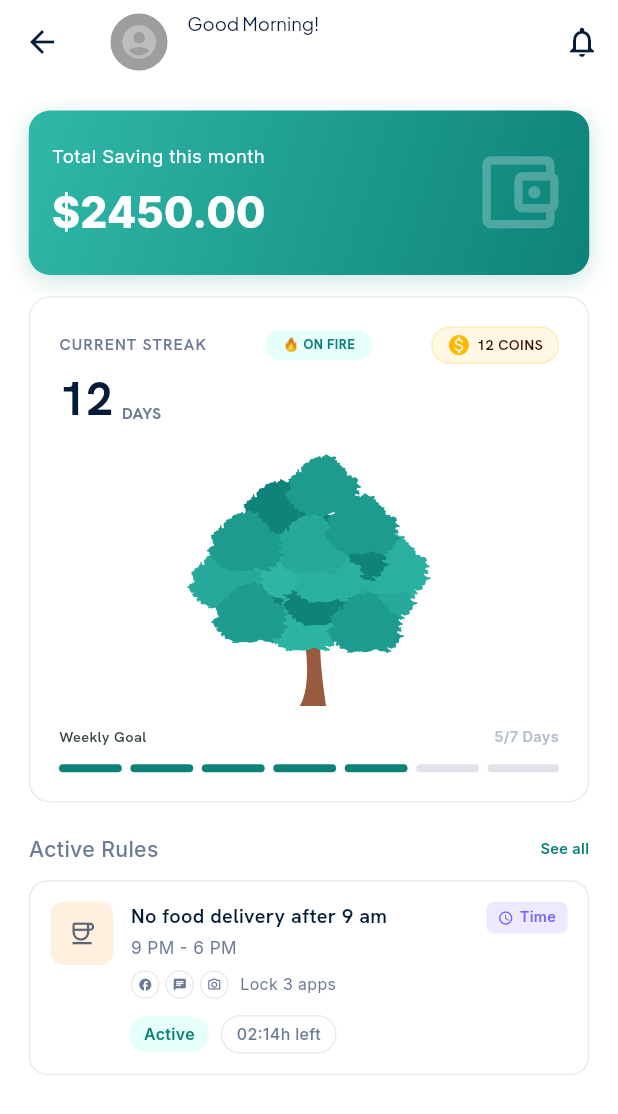
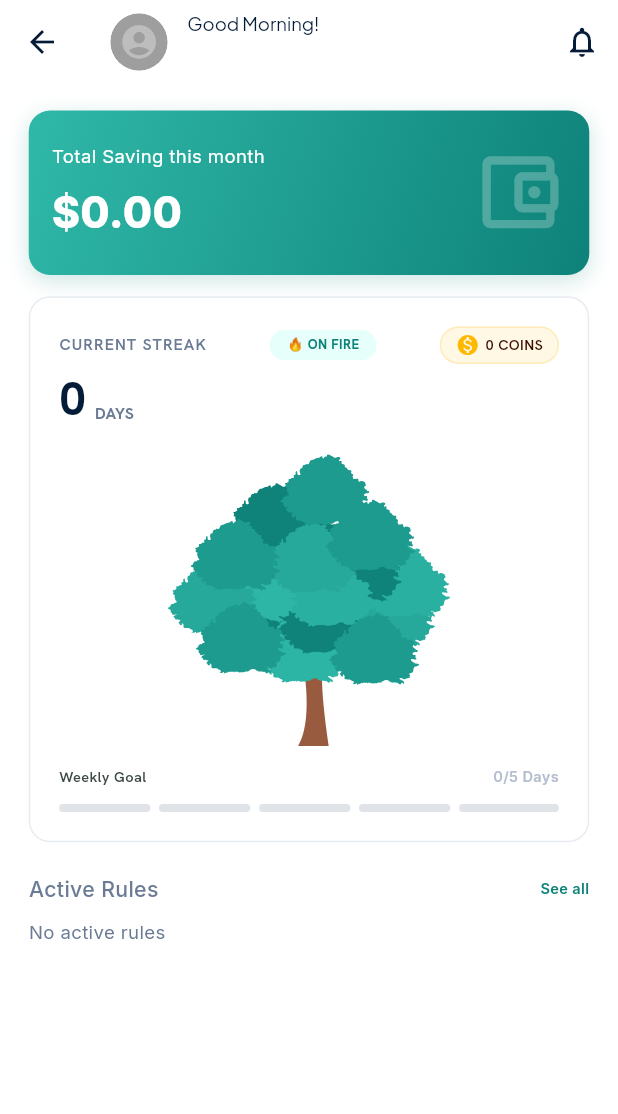
Before and after one commit to Irfanhossain909/spendlock, a Flutter app: the HomeScreen screen opened directly, on a phone screen of 412 x 824 dp. Shown: the top 1114 px of the screen. Run offline on Flutter 3.47's test engine with Material 3 defaults, Android fonts, the phone set to English and light mode, and no system bars; drawn by our look-alikes of cached_network_image; our stand-ins replace dio, flutter_otp_text_field, flutter_screenutil, flutter_svg, get, get_storage and 6 more; missing offline and left inert: installed_apps; accounts and stored records are empty; network calls fail.

Commit message:
Refactor HomeController and UI components in SpendLock app. Introduced data loading methods for overview and active rules, enhancing state management. Updated HomeScreen to display active rules dynamically and added loading indicators. Removed deprecated RuleTile widget to streamline codebase.

```diff
--- a/lib/feature/home/presentation/controller/home_controller.dart
+++ b/lib/feature/home/presentation/controller/home_controller.dart
@@ -1,16 +1,26 @@
-import 'package:flutter/material.dart';
 import 'package:get/get.dart';
 import 'package:spendlock/core/service/api_service/get_storage_services.dart';
+import 'package:spendlock/core/utils/app_logger.dart';
 import 'package:spendlock/feature/profile/presentation/controller/personal_details_controller.dart';
 import 'package:spendlock/feature/profile/presentation/controller/profile_controller.dart';
+import 'package:spendlock/feature/rules/domain/mapper/rule_item_mapper.dart';
+import 'package:spendlock/feature/rules/domain/repository/rules_repository.dart';
+import 'package:spendlock/feature/rules/presentation/controller/rules_controller.dart';
+import 'package:spendlock/feature/rules/presentation/model/rule_item.dart';
+import 'package:spendlock/feature/tree/domain/repository/tree_repository.dart';
 
 class HomeController extends GetxController {
+  final _treeRepository = TreeRepository.instance;
+  final _rulesRepository = RulesRepository.instance;
+
   final userName = ''.obs;
   final profileImageUrl = RxnString();
-  final streakDays = 12.obs;
-  final weeklyProgress = 5.obs;
-  final totalSavings = 2450.0.obs;
-  final coins = 12.obs;
+  final streakDays = 0.obs;
+  final weeklyProgress = 0.obs;
+  final totalSavings = 0.0.obs;
+  final coins = 0.obs;
+  final isLoading = false.obs;
+  final activeRules = <RuleItem>[].obs;
 
   String get displayImageUrl {
     final image = profileImageUrl.value;
@@ -20,29 +30,52 @@ class HomeController extends GetxController {
     return PersonalDetailsController.defaultAvatarUrl;
   }
 
-  final activeRules = <ActiveRule>[
-    ActiveRule(
-      title: 'No food delivery after 9 PM',
-      subtitle: '02:14h left',
-      icon: Icons.access_time,
-      iconBg: 0xFFE0F5F2,
-    ),
-    ActiveRule(
-      title: 'Weekly Dining',
-      subtitle: 'Max \$200',
-      icon: Icons.attach_money,
-      iconBg: 0xFFFFF4D6,
-    ),
-  ].obs;
-
   @override
   void onInit() {
     super.onInit();
     loadPersonalDetails();
+    refreshData();
 
     if (Get.isRegistered<ProfileController>()) {
       ever(Get.find<ProfileController>().profile, (_) => loadPersonalDetails());
     }
+  }
+
+  Future<void> refreshData() async {
+    await Future.wait([loadOverview(), loadActiveRules()]);
+  }
+
+  Future<void> loadOverview() async {
+    try {
+      final response = await _treeRepository.getOverview();
+      final data = response?.data;
+      if (data == null) return;
+
+      streakDays.value = data.currentStreak ?? 0;
+      weeklyProgress.value = (data.currentStreak ?? 0) % 5;
+      totalSavings.value = (data.saveBalancePerMonth ?? 0).toDouble();
+      coins.value = data.availableCoins ?? 0;
+    } catch (error) {
+      AppLogger.error('Failed to load home overview: $error');
+    }
+  }
+
+  Future<void> loadActiveRules() async {
+    try {
+      isLoading.value = true;
+      await _rulesRepository.syncWithBackend();
+      final models = _rulesRepository.getActiveRules();
+      activeRules.value = models.map(RuleItemMapper.fromModel).toList();
+    } catch (error) {
+      AppLogger.error('Failed to load active rules: $error');
+    } finally {
+      isLoading.value = false;
+    }
+  }
+
+  Future<void> toggleRule(String id, bool isActive) async {
+    await RulesController.to.toggleRule(id, isActive);
+    await loadActiveRules();
   }
 
   void loadPersonalDetails() {
@@ -59,17 +92,3 @@ class HomeController extends GetxController {
     profileImageUrl.value = null;
   }
 }
-
-class ActiveRule {
-  ActiveRule({
-    required this.title,
-    required this.subtitle,
-    required this.icon,
-    required this.iconBg,
-  });
-
-  final String title;
-  final String subtitle;
-  final IconData icon;
-  final int iconBg;
-}
--- a/lib/feature/home/presentation/ui/home_screen.dart
+++ b/lib/feature/home/presentation/ui/home_screen.dart
@@ -9,6 +9,7 @@ import 'package:spendlock/core/service/api_service/app_api_end_point.dart';
 import 'package:spendlock/feature/home/presentation/controller/home_controller.dart';
 import 'package:spendlock/feature/home/presentation/widget/savings_card.dart';
 import 'package:spendlock/feature/home/presentation/widget/streak_card.dart';
+import 'package:spendlock/feature/navigation/presentation/controller/navigation_controller.dart';
 import 'package:spendlock/feature/rules/presentation/widget/rule_card.dart';
 
 class HomeScreen extends GetView<HomeController> {
@@ -74,6 +75,7 @@ class HomeScreen extends GetView<HomeController> {
                     StreakCard(
                       streakDays: controller.streakDays.value,
                       weeklyProgress: controller.weeklyProgress.value,
+                      coins: controller.coins.value,
                     ),
                     SizedBox(height: 24.h),
                     Row(
@@ -86,40 +88,60 @@ class HomeScreen extends GetView<HomeController> {
                           color: AppColors.gray,
                           fontFamily: 'inter',
                         ),
-                        AppText(
+                        GestureDetector(
+                          onTap: () {
+                            Get.find<NavigationController>().changeIndex(1);
+                          },
+                          child: AppText(
                             data: 'See all',
                             fontSize: 11.sp,
                             color: AppColors.primary,
                             fontWeight: FontWeight.w600,
                             fontFamily: 'inter',
                           ),
+                        ),
                       ],
                     ),
                     SizedBox(height: 12.h),
 
-                    RuleCard(
-                      title: "No food delivery after 9 am",
-                      time: "9 PM - 6 PM",
-                      socialName: "Lock 3 apps",
-                      duration: "02:14h left",
-                      icon: Icons.coffee_outlined,
-                      iconBgColor: const Color(0xFFFFF0E0),
-
-                      socialIcons: const [
-                        Icons.facebook,
-                        Icons.chat,
-                        Icons.camera_alt_outlined,
-                      ],
-                      isActive: true,
+                    if (controller.isLoading.value &&
+                        controller.activeRules.isEmpty)
+                      const Center(
+                        child: Padding(
+                          padding: EdgeInsets.symmetric(vertical: 24),
+                          child: CircularProgressIndicator(
+                            color: AppColors.primary,
+                          ),
+                        ),
+                      )
+                    else if (controller.activeRules.isEmpty)
+                      AppText(
+                        data: 'No active rules',
+                        fontSize: 14.sp,
+                        color: AppColors.gray,
+                        fontFamily: 'inter',
+                      )
+                    else
+                      ...controller.activeRules.map(
+                        (rule) => Padding(
+                          padding: EdgeInsets.only(bottom: 12.h),
+                          child: RuleCard(
+                            title: rule.title,
+                            time: rule.time,
+                            socialName: rule.socialName,
+                            duration: rule.duration,
+                            statusLabel: rule.statusLabel,
+                            icon: rule.icon,
+                            iconBgColor: rule.iconBgColor,
+                            badgeType: rule.badgeType,
+                            socialIcons: rule.socialIcons,
+                            isActive: rule.isActive,
                             isActiveAction: true,
-                      onToggleChanged: (value) {},
+                            onToggleChanged: (value) =>
+                                controller.toggleRule(rule.id, value),
                           ),
-                    // ...controller.activeRules.map(
-                    //   (rule) => Padding(
-                    //     padding: EdgeInsets.only(bottom: 16.h),
-                    //     child: RuleTile(rule: rule),
-                    //   ),
-                    // ),
+                        ),
+                      ),
                     SizedBox(height: 100.h),
                   ],
                 ),
--- a/lib/feature/home/presentation/widget/streak_card.dart
+++ b/lib/feature/home/presentation/widget/streak_card.dart
@@ -4,16 +4,21 @@ import 'package:flutter_svg/svg.dart';
 import 'package:spendlock/core/component/app_text/app_text.dart';
 import 'package:spendlock/core/const/app_assets.dart';
 import 'package:spendlock/core/const/app_color.dart';
+import 'package:spendlock/feature/tree/presentation/widget/tree_hero.dart';
 
 class StreakCard extends StatelessWidget {
   const StreakCard({
     super.key,
     required this.streakDays,
     required this.weeklyProgress,
+    required this.coins,
+    this.weeklyGoalTotal = 5,
   });
 
   final int streakDays;
   final int weeklyProgress;
+  final int coins;
+  final int weeklyGoalTotal;
 
   @override
   Widget build(BuildContext context) {
@@ -71,7 +76,7 @@ class StreakCard extends StatelessWidget {
                     ),
                     SizedBox(width: 4.w),
                     AppText(
-                      data: '12 COINS',
+                      data: '$coins COINS',
                       fontSize: 11.sp,
                       fontWeight: FontWeight.w600,
                       color: const Color(0xFF3A0B00),
@@ -106,7 +111,7 @@ class StreakCard extends StatelessWidget {
             ],
           ),
           SizedBox(height: 16.h),
-          SvgPicture.asset(AppAssets.moneyTree, width: 190.w, height: 190.h),
+          TreeHero(totalCoins: coins),
           SizedBox(height: 16.h),
           Row(
             mainAxisAlignment: MainAxisAlignment.spaceBetween,
@@ -119,7 +124,7 @@ class StreakCard extends StatelessWidget {
                 fontWeight: FontWeight.w600,
               ),
               AppText(
-                data: '$weeklyProgress/7 Days',
+                data: '$weeklyProgress/$weeklyGoalTotal Days',
                 fontSize: 11.sp,
                 color: AppColors.lightGray,
                 fontFamily: 'inter',
@@ -129,11 +134,13 @@ class StreakCard extends StatelessWidget {
           ),
           SizedBox(height: 12.h),
           Row(
-            children: List.generate(7, (i) {
+            children: List.generate(weeklyGoalTotal, (i) {
               final filled = i < weeklyProgress;
               return Expanded(
                 child: Container(
-                  margin: EdgeInsets.only(right: i < 6 ? 6.w : 0),
+                  margin: EdgeInsets.only(
+                    right: i < weeklyGoalTotal - 1 ? 6.w : 0,
+                  ),
                   height: 6.h,
                   decoration: BoxDecoration(
                     color: filled ? AppColors.primary : const Color(0x3364748B),
--- a/lib/feature/navigation/presentation/controller/navigation_controller.dart
+++ b/lib/feature/navigation/presentation/controller/navigation_controller.dart
@@ -1,4 +1,5 @@
 import 'package:get/get.dart';
+import 'package:spendlock/feature/home/presentation/controller/home_controller.dart';
 import 'package:spendlock/feature/rules/presentation/controller/rules_controller.dart';
 import 'package:spendlock/feature/streak/presentation/controller/streak_controller.dart';
 
@@ -9,6 +10,10 @@ class NavigationController extends GetxController {
   void changeIndex(int index) {
     selectedIndex.value = index;
 
+    if (index == 0 && Get.isRegistered<HomeController>()) {
+      Get.find<HomeController>().refreshData();
+    }
+
     if (index == 1) {
       RulesController.refreshList();
     }
```
Also changed, not shown: lib/feature/home/presentation/widget/rule_tile.dart (deleted, +0 -59 lines). Lines whose indentation alone changed are shown as unchanged.
